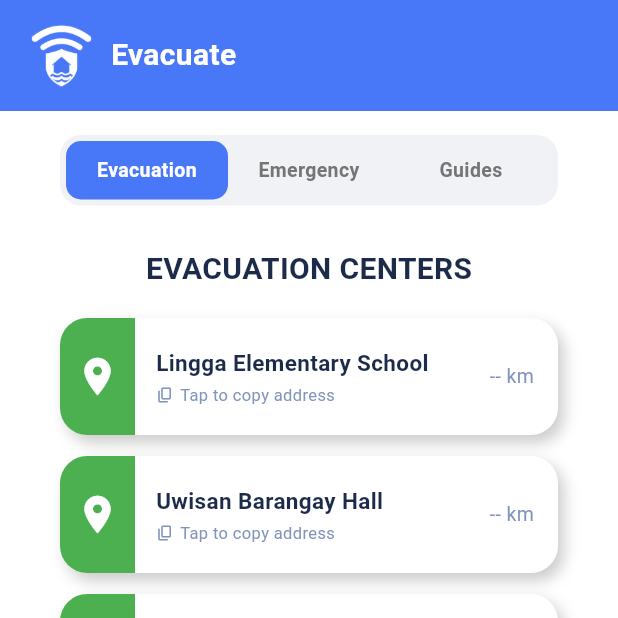
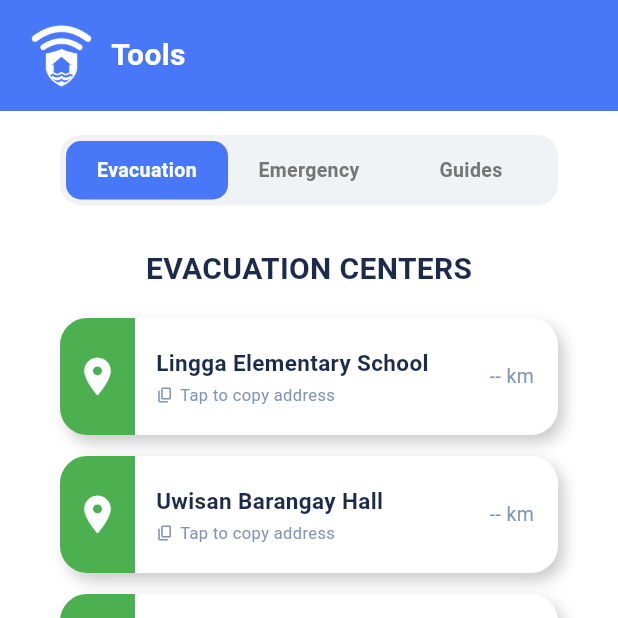
Before and after one commit to Mangobject-oriented/DETECT-CO, a Flutter app: the EvacuateTab screen opened directly, on a phone screen of 412 x 824 dp, the top half of it. Run offline on Flutter 3.47's test engine with Material 3 defaults, Android fonts, the phone set to English and light mode, and no system bars; our stand-ins replace curved_navigation_bar, firebase_core, firebase_database, firebase_messaging, flutter_local_notifications, flutter_map and 3 more; accounts and stored records are empty; network calls fail.

```diff
--- a/lib/main.dart
+++ b/lib/main.dart
@@ -930,7 +930,7 @@ class _BottomNavPageState
 
                       Expanded(
                         child: _buildLabel(
-                          'Evac',
+                          'Tools',
                           0,
                         ),
                       ),
--- a/lib/pages/evacuate.dart
+++ b/lib/pages/evacuate.dart
@@ -621,7 +621,7 @@ class _EvacuateTabState extends State<EvacuateTab> {
                         ),
                         const SizedBox(width: 8),
                         const Text(
-                          'Evacuate',
+                          'Tools',
                           style: TextStyle(
                             fontSize: 20,
                             fontWeight: FontWeight.bold,
```
